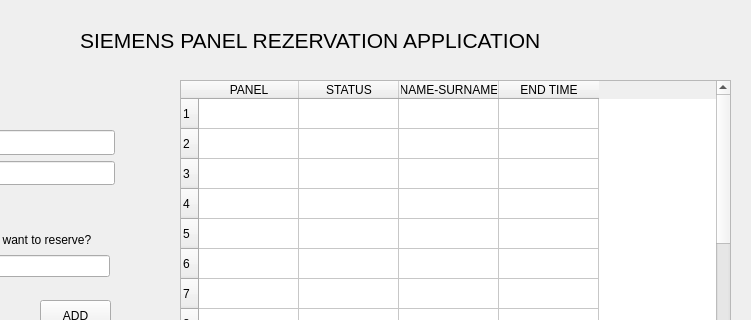
Qt form panel.ui (ZeynepIlkay/reservationDesktopApp) before a commit; both pictures show x 150 to 901 and y 0 to 320 of the 985 by 630 pixel window.
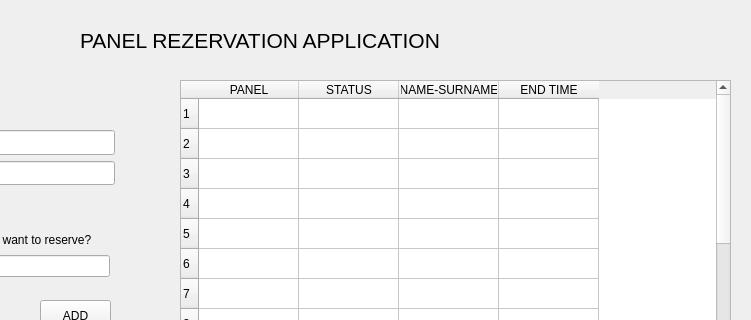
The same form after that commit.

Commit message: reservation desktop application

```diff
--- a/panel.ui
+++ b/panel.ui
@@ -164,7 +164,7 @@
      </font>
     </property>
     <property name="text">
-     <string>SIEMENS PANEL REZERVATION APPLICATION</string>
+     <string>PANEL REZERVATION APPLICATION</string>
     </property>
    </widget>
    <widget class="QWidget" name="layoutWidget">
```
The commit also changes 2 other files.
